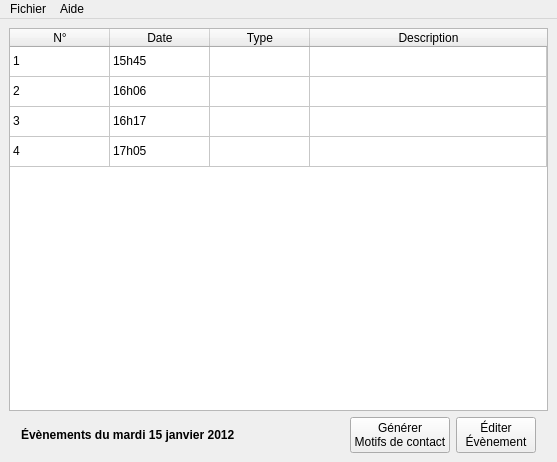
The window that Fenetres/Evenements/event_main_window.ui (H4413/SOA) describes before a commit, drawn with Qt 5.
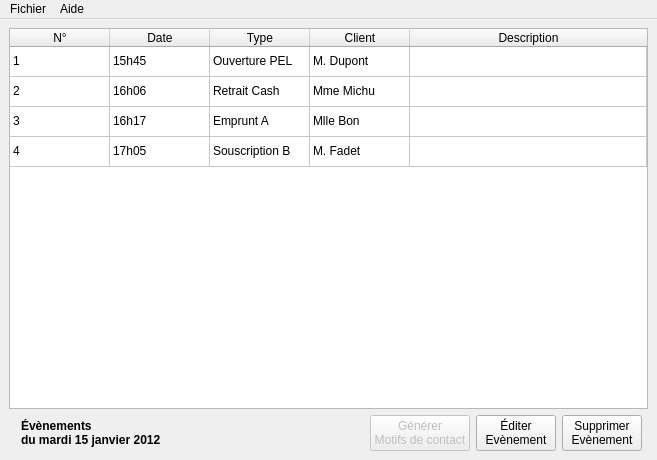
The same window after the commit.

Patch:
```diff
--- a/Fenetres/Evenements/event_main_window.ui
+++ b/Fenetres/Evenements/event_main_window.ui
@@ -6,8 +6,8 @@
    <rect>
     <x>0</x>
     <y>0</y>
-    <width>557</width>
-    <height>462</height>
+    <width>657</width>
+    <height>460</height>
    </rect>
   </property>
   <property name="windowTitle">
@@ -70,6 +70,11 @@
         <string>Type</string>
        </property>
       </column>
+      <column>
+       <property name="text">
+        <string>Client</string>
+       </property>
+      </column>
       <column>
        <property name="text">
         <string>Description</string>
@@ -87,6 +92,16 @@
       </item>
       <item row="0" column="2">
        <property name="text">
+        <string>Ouverture PEL</string>
+       </property>
+      </item>
+      <item row="0" column="3">
+       <property name="text">
+        <string>M. Dupont</string>
+       </property>
+      </item>
+      <item row="0" column="4">
+       <property name="text">
         <string/>
        </property>
       </item>
@@ -100,6 +115,16 @@
         <string>16h06</string>
        </property>
       </item>
+      <item row="1" column="2">
+       <property name="text">
+        <string>Retrait Cash</string>
+       </property>
+      </item>
+      <item row="1" column="3">
+       <property name="text">
+        <string>Mme Michu</string>
+       </property>
+      </item>
       <item row="2" column="0">
        <property name="text">
         <string>3</string>
@@ -110,6 +135,16 @@
         <string>16h17</string>
        </property>
       </item>
+      <item row="2" column="2">
+       <property name="text">
+        <string>Emprunt A</string>
+       </property>
+      </item>
+      <item row="2" column="3">
+       <property name="text">
+        <string>Mlle Bon</string>
+       </property>
+      </item>
       <item row="3" column="0">
        <property name="text">
         <string>4</string>
@@ -120,18 +155,31 @@
         <string>17h05</string>
        </property>
       </item>
+      <item row="3" column="2">
+       <property name="text">
+        <string>Souscription B</string>
+       </property>
+      </item>
+      <item row="3" column="3">
+       <property name="text">
+        <string>M. Fadet</string>
+       </property>
+      </item>
      </widget>
     </item>
     <item row="1" column="5">
      <widget class="QPushButton" name="pushButton_3">
       <property name="text">
        <string>Éditer
-Évènement</string>
+Evènement</string>
       </property>
      </widget>
     </item>
     <item row="1" column="4">
      <widget class="QPushButton" name="B_GenererMotifs">
+      <property name="enabled">
+       <bool>false</bool>
+      </property>
       <property name="text">
        <string>Générer
 Motifs de contact</string>
@@ -145,7 +193,8 @@
 &lt;html&gt;&lt;head&gt;&lt;meta name=&quot;qrichtext&quot; content=&quot;1&quot; /&gt;&lt;style type=&quot;text/css&quot;&gt;
 p, li { white-space: pre-wrap; }
 &lt;/style&gt;&lt;/head&gt;&lt;body style=&quot; font-family:'Sans Serif'; font-size:9pt; font-weight:400; font-style:normal;&quot;&gt;
-&lt;p style=&quot; margin-top:0px; margin-bottom:0px; margin-left:0px; margin-right:0px; -qt-block-indent:0; text-indent:0px;&quot;&gt;&lt;span style=&quot; font-weight:600;&quot;&gt;Évènements du mardi 15 janvier 2012&lt;/span&gt;&lt;/p&gt;&lt;/body&gt;&lt;/html&gt;</string>
+&lt;p style=&quot; margin-top:0px; margin-bottom:0px; margin-left:0px; margin-right:0px; -qt-block-indent:0; text-indent:0px;&quot;&gt;&lt;span style=&quot; font-weight:600;&quot;&gt;Évènements&lt;/span&gt;&lt;/p&gt;
+&lt;p style=&quot; margin-top:0px; margin-bottom:0px; margin-left:0px; margin-right:0px; -qt-block-indent:0; text-indent:0px;&quot;&gt;&lt;span style=&quot; font-weight:600;&quot;&gt;du mardi 15 janvier 2012&lt;/span&gt;&lt;/p&gt;&lt;/body&gt;&lt;/html&gt;</string>
       </property>
      </widget>
     </item>
@@ -162,6 +211,14 @@
       </property>
      </spacer>
     </item>
+    <item row="1" column="6">
+     <widget class="QPushButton" name="pushButton">
+      <property name="text">
+       <string>Supprimer
+Evènement</string>
+      </property>
+     </widget>
+    </item>
    </layout>
   </widget>
   <widget class="QMenuBar" name="menubar">
@@ -169,7 +226,7 @@
     <rect>
      <x>0</x>
      <y>0</y>
-     <width>557</width>
+     <width>657</width>
      <height>20</height>
     </rect>
    </property>
```
